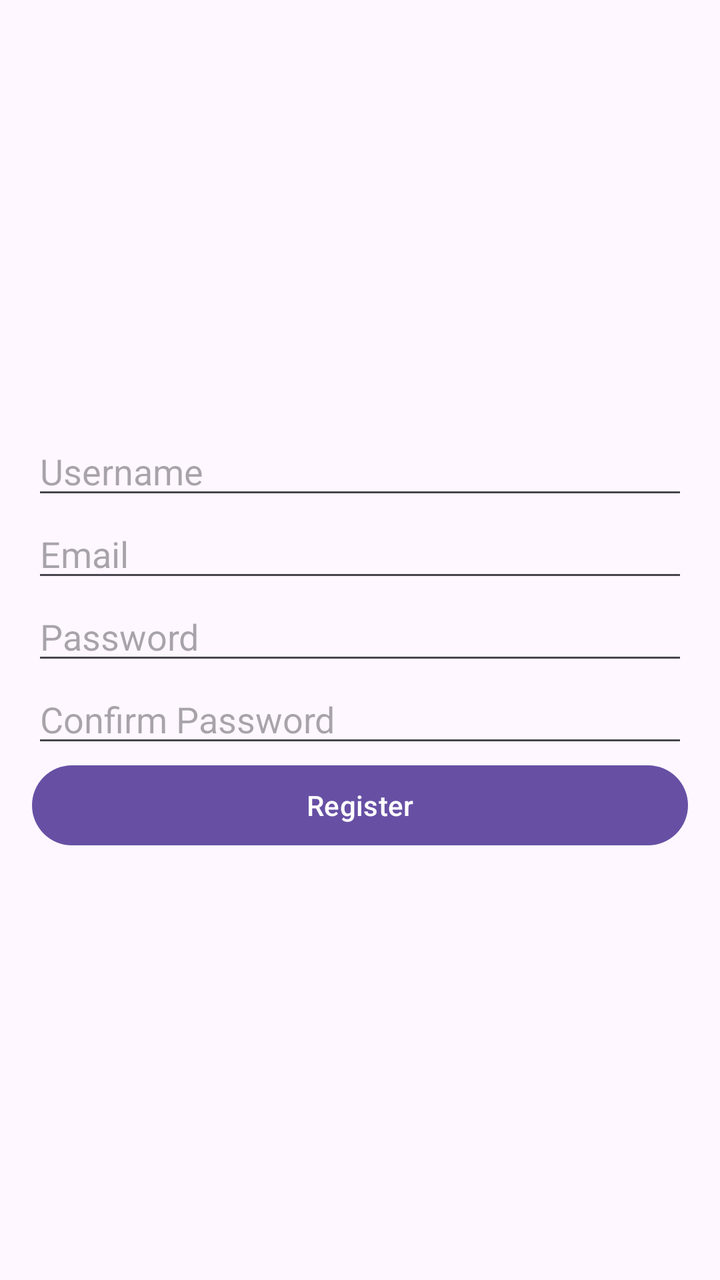
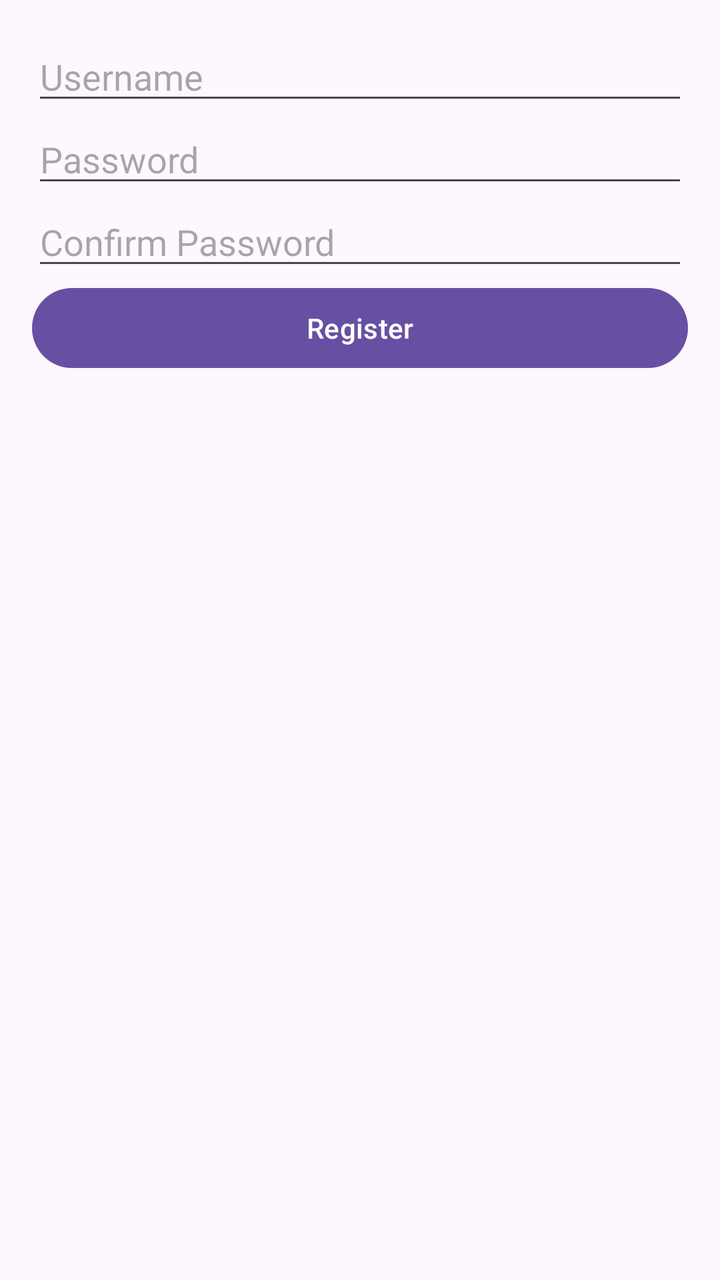

Screens rendered from an Android XML layout before and after an edit, with the pre-edit source and the edit as a unified diff.
<!-- AndroidManifest.xml: application theme Theme.RENDBB -->
<!-- res/layout/activity_register.xml -->
<?xml version="1.0" encoding="utf-8"?>
<LinearLayout
    xmlns:android="http://schemas.android.com/apk/res/android"
    android:layout_width="match_parent"
    android:layout_height="match_parent"
    android:gravity="center"
    android:orientation="vertical"
    android:padding="16dp">

    <EditText
        android:id="@+id/usernameField"
        android:layout_width="match_parent"
        android:layout_height="wrap_content"
        android:hint="Username" />

    <EditText
        android:id="@+id/emailField"
        android:layout_width="match_parent"
        android:layout_height="wrap_content"
        android:hint="Email"
        android:inputType="textEmailAddress" />

    <EditText
        android:id="@+id/passwordField"
        android:layout_width="match_parent"
        android:layout_height="wrap_content"
        android:hint="Password"
        android:inputType="textPassword" />

    <EditText
        android:id="@+id/confirmPasswordField"
        android:layout_width="match_parent"
        android:layout_height="wrap_content"
        android:hint="Confirm Password"
        android:inputType="textPassword" />

    <Button
        android:id="@+id/registerButton"
        android:layout_width="match_parent"
        android:layout_height="wrap_content"
        android:text="Register" />
</LinearLayout>
<!-- resources referenced by this layout -->
<resources>
  <style name="Theme.RENDBB" parent="Base.Theme.RENDBB" />
  <style name="Base.Theme.RENDBB" parent="Theme.Material3.DayNight.NoActionBar">
          
          
      </style>
</resources>

<!-- the commit's change to res/layout/activity_register.xml (unified diff, before → after) -->
@@ -1,34 +1,25 @@
 <?xml version="1.0" encoding="utf-8"?>
-<LinearLayout
-    xmlns:android="http://schemas.android.com/apk/res/android"
+<LinearLayout xmlns:android="http://schemas.android.com/apk/res/android"
     android:layout_width="match_parent"
     android:layout_height="match_parent"
-    android:gravity="center"
     android:orientation="vertical"
     android:padding="16dp">
 
     <EditText
-        android:id="@+id/usernameField"
+        android:id="@+id/usernameEditText"
         android:layout_width="match_parent"
         android:layout_height="wrap_content"
         android:hint="Username" />
 
     <EditText
-        android:id="@+id/emailField"
-        android:layout_width="match_parent"
-        android:layout_height="wrap_content"
-        android:hint="Email"
-        android:inputType="textEmailAddress" />
-
-    <EditText
-        android:id="@+id/passwordField"
+        android:id="@+id/passwordEditText"
         android:layout_width="match_parent"
         android:layout_height="wrap_content"
         android:hint="Password"
         android:inputType="textPassword" />
 
     <EditText
-        android:id="@+id/confirmPasswordField"
+        android:id="@+id/confirmPasswordEditText"
         android:layout_width="match_parent"
         android:layout_height="wrap_content"
         android:hint="Confirm Password"
